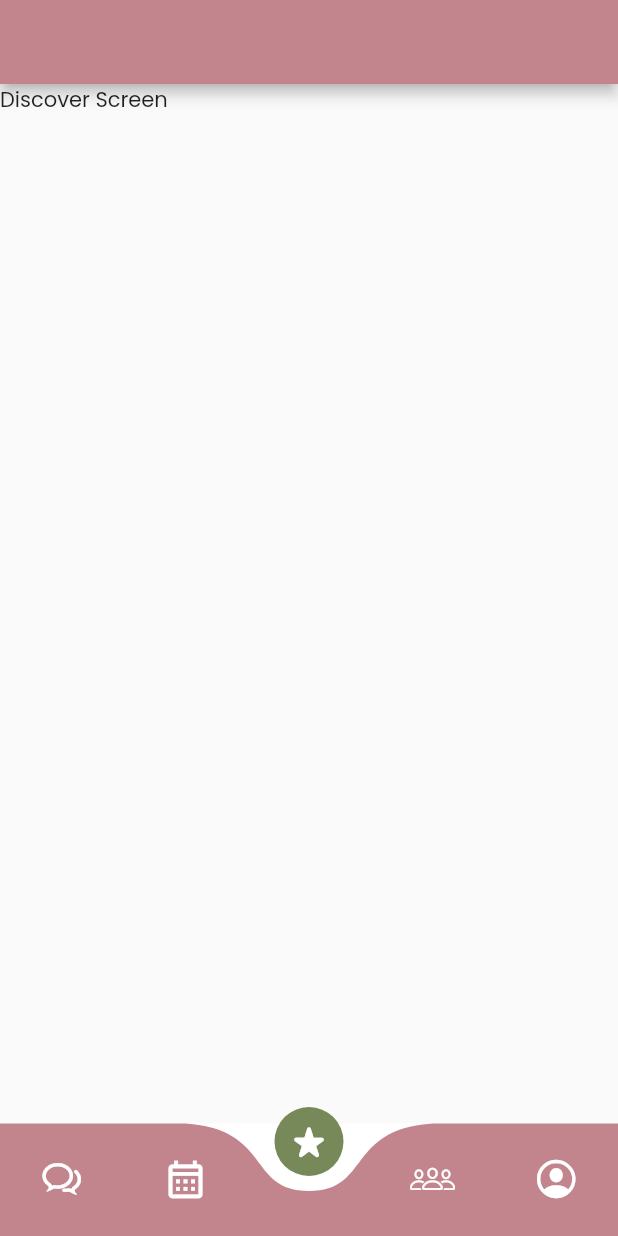
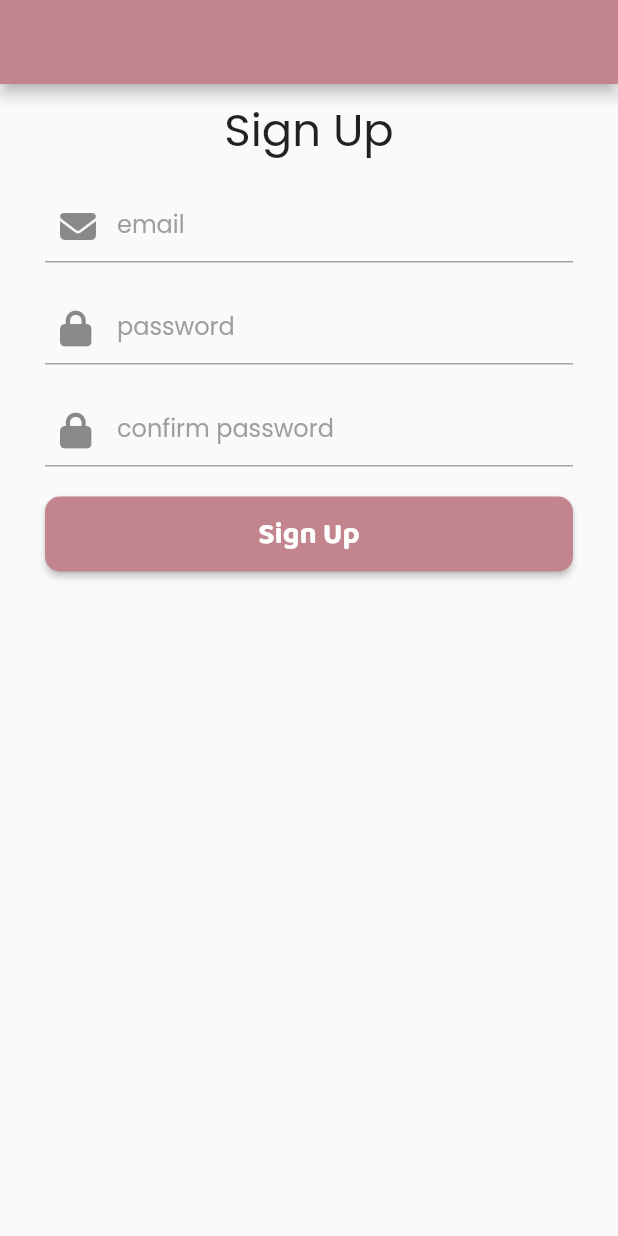
Before and after one commit to dmgamboa/mochi, a Flutter app: the screen it shows after launch, on a phone screen of 412 x 824 dp. Run offline on Flutter 3.47's test engine with Material 2 defaults, Android fonts, the phone set to English and light mode, and no system bars; drawn by our look-alikes of curved_navigation_bar; our stand-ins replace firebase_core, flutter_riverpod, font_awesome_flutter, socket_io_client; accounts and stored records are empty.

Commit message:
Working signup page, no firebase_auth yet.

```diff
--- a/client/lib/core/config/routes.dart
+++ b/client/lib/core/config/routes.dart
@@ -4,6 +4,7 @@ import 'package:mochi/features/contacts/presentation/screens/contacts_screen.dar
 import 'package:mochi/features/discover/presentation/screens/discover_screen.dart';
 import 'package:mochi/features/events/presentation/screens/events_screen.dart';
 import 'package:mochi/features/profile/presentation/screens/profile_screen.dart';
+import 'package:mochi/features/auth/presentation/screens/signUp_screen.dart';
 
 class Routes {
   static Map<String, Widget Function(Object?)> routes = {
@@ -12,6 +13,7 @@ class Routes {
     ChatScreen.route: (args) => const ChatScreen(),
     ContactsScreen.route: (args) => const ContactsScreen(),
     ProfileScreen.route: (args) => const ProfileScreen(),
+    SignUpScreen.route: (args) => SignUpScreen(),
   };
 
   static Route<dynamic> _errorRoute() {
--- a/client/lib/core/widgets/layout/layout.dart
+++ b/client/lib/core/widgets/layout/layout.dart
@@ -56,7 +56,7 @@ class _LayoutState extends State<Layout> {
           Expanded(child: widget.body),
         ],
       ),
-      bottomNavigationBar: widget.navBar ? const BottomNavBar() : Container(),
+      bottomNavigationBar: widget.navBar ? const BottomNavBar() : SizedBox(),
     );
   }
 }
--- /dev/null
+++ b/client/lib/features/auth/presentation/screens/signUp_screen.dart
@@ -0,0 +1,109 @@
+import 'package:flutter/material.dart';
+import 'package:mochi/core/widgets/layout/layout.dart';
+import 'package:font_awesome_flutter/font_awesome_flutter.dart';
+
+class SignUpScreen extends StatefulWidget {
+  static const String route = '/signup';
+
+  const SignUpScreen({Key? key}) : super(key: key);
+
+  @override
+  State<SignUpScreen> createState() => _SignUpScreenState();
+}
+
+class _SignUpScreenState extends State<SignUpScreen> {
+  final emailController = TextEditingController();
+  final passwordController = TextEditingController();
+  final confirmPasswordController = TextEditingController();
+
+  @override
+  Widget build(BuildContext context) {
+    return Layout(
+        navBar: false,
+        body: Column(children: [
+          const Padding(
+            padding: EdgeInsets.all(8.0),
+            child: Text('Sign Up',
+                style: TextStyle(
+                  fontSize: 30,
+                )),
+          ),
+          Padding(
+            padding: const EdgeInsets.symmetric(horizontal: 30, vertical: 10),
+            child: TextField(
+              controller: emailController,
+              decoration: const InputDecoration(
+                contentPadding: EdgeInsets.fromLTRB(0, 0, 0, 0),
+                prefixIcon: Padding(
+                  padding: EdgeInsets.fromLTRB(10, 12, 0, 0),
+                  child: FaIcon(FontAwesomeIcons.solidEnvelope),
+                ),
+                border: UnderlineInputBorder(),
+                labelText: 'email',
+                labelStyle: TextStyle(
+                  color: Colors.grey,
+                ),
+                hintText: 'email',
+                hintStyle: TextStyle(color: Colors.grey),
+              ),
+            ),
+          ),
+          Padding(
+            padding: const EdgeInsets.symmetric(horizontal: 30, vertical: 10),
+            child: TextField(
+              controller: passwordController,
+              decoration: const InputDecoration(
+                contentPadding: EdgeInsets.fromLTRB(0, 0, 0, 0),
+                prefixIcon: Padding(
+                  padding: EdgeInsets.fromLTRB(10, 12, 0, 0),
+                  child: FaIcon(FontAwesomeIcons.lock),
+                ),
+                border: UnderlineInputBorder(),
+                labelText: 'password',
+                labelStyle: TextStyle(
+                  color: Colors.grey,
+                ),
+                hintText: 'password',
+                hintStyle: TextStyle(color: Colors.grey),
+              ),
+            ),
+          ),
+          Padding(
+            padding: const EdgeInsets.symmetric(horizontal: 30, vertical: 10),
+            child: TextField(
+              controller: confirmPasswordController,
+              decoration: const InputDecoration(
+                contentPadding: EdgeInsets.fromLTRB(0, 0, 0, 0),
+                prefixIcon: Padding(
+                  padding: EdgeInsets.fromLTRB(10, 12, 0, 0),
+                  child: FaIcon(FontAwesomeIcons.lock),
+                ),
+                border: UnderlineInputBorder(),
+                labelText: 'confirm password',
+                labelStyle: TextStyle(
+                  color: Colors.grey,
+                ),
+                hintText: 'confirm password',
+                hintStyle: TextStyle(color: Colors.grey),
+              ),
+            ),
+          ),
+          //sign up button
+          Padding(
+            padding: const EdgeInsets.symmetric(horizontal: 30, vertical: 10),
+            child: ElevatedButton(
+              style: ElevatedButton.styleFrom(
+                minimumSize: const Size(double.infinity, 50),
+                shape: const RoundedRectangleBorder(
+                  borderRadius: BorderRadius.all(Radius.circular(10)),
+                ),
+              ),
+              onPressed: () => signUpEmail(context),
+              child: const Text('Sign Up'),
+            ),
+          ),
+        ]));
+  }
+
+  signUpEmail(BuildContext context) {}
+}
--- a/client/lib/main.dart
+++ b/client/lib/main.dart
@@ -4,7 +4,14 @@ import 'package:flutter_riverpod/flutter_riverpod.dart';
 import 'package:mochi/core/config/routes.dart';
 import 'core/config/theme/light_theme.dart';
 
-void main() {
+import 'package:firebase_core/firebase_core.dart';
+import 'firebase_options.dart';
+
+void main() async {
+  WidgetsFlutterBinding.ensureInitialized();
+  await Firebase.initializeApp(
+    options: DefaultFirebaseOptions.currentPlatform,
+  );
   runApp(const ProviderScope(child: MochiApp()));
 }
 
@@ -17,7 +24,7 @@ class MochiApp extends StatelessWidget {
       title: 'Flutter Demo',
       theme: LightTheme.theme,
       onGenerateRoute: Routes.generate,
-      initialRoute: '/discover',
+      initialRoute: '/signup',
     );
   }
 }
--- a/client/pubspec.yaml
+++ b/client/pubspec.yaml
@@ -1,12 +1,12 @@
 name: mochi
 description: A new Flutter project.
 
-publish_to: 'none'
+publish_to: "none"
 
 version: 1.0.0+1
 
 environment:
-  sdk: '>=2.18.6 <3.0.0'
+  sdk: ">=2.18.6 <3.0.0"
 
 dependencies:
   flutter:
@@ -16,6 +16,8 @@ dependencies:
   flutter_riverpod: ^2.1.3
   jovial_svg: ^1.1.9
   socket_io_client: ^2.0.1
+  font_awesome_flutter: ^10.3.0
+  firebase_core: ^2.5.0
 
 dev_dependencies:
   flutter_test:
```
Also changed, not shown: client/lib/firebase_options.dart (added), client/pubspec.lock, 6 other files.
